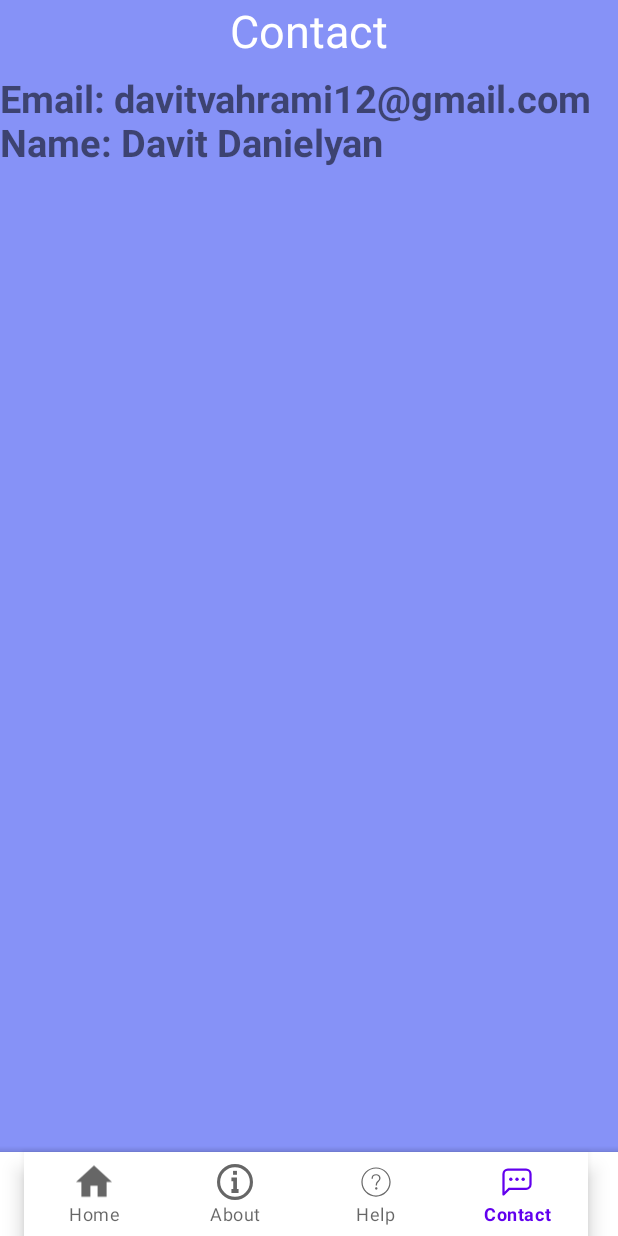
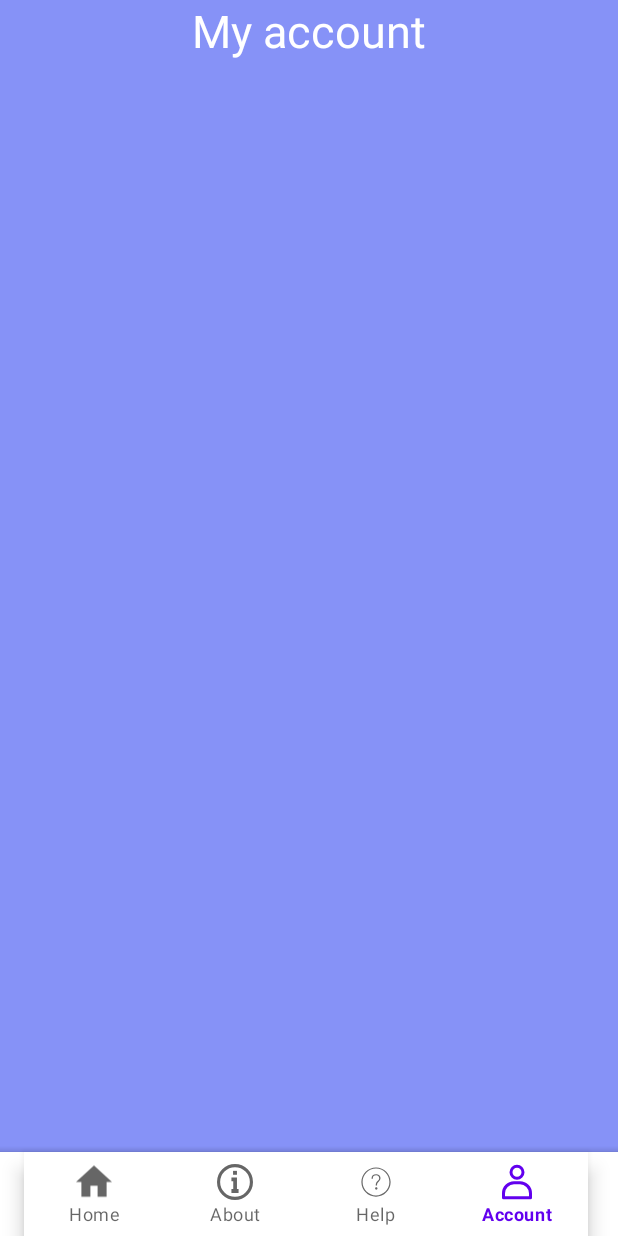
Before and after one commit to DavitDanielyann/HelpDrivers, an Android app: the MainActivity screen opened directly, with no data from a screen before it, item 4 of the bottom bar chosen, on a phone screen of 412 x 824 dp. Run offline under Robolectric (Android 15) with nearby library versions, the light colour scheme and no system bars.

Commit message:
Regular commit

```diff
--- /dev/null
+++ b/app/src/main/res/drawable/account.xml
@@ -0,0 +1,12 @@
+<vector xmlns:android="http://schemas.android.com/apk/res/android"
+    android:width="48dp"
+    android:height="48dp"
+    android:viewportWidth="48"
+    android:viewportHeight="48">
+  <path
+      android:fillColor="#FF000000"
+      android:pathData="M24,21A10,10 0,1 1,34 11,10 10,0 0,1 24,21ZM24,5a6,6 0,1 0,6 6A6,6 0,0 0,24 5Z"/>
+  <path
+      android:fillColor="#FF000000"
+      android:pathData="M42,47H6a2,2 0,0 1,-2 -2V39A16,16 0,0 1,20 23h8A16,16 0,0 1,44 39v6A2,2 0,0 1,42 47ZM8,43H40V39A12,12 0,0 0,28 27H20A12,12 0,0 0,8 39Z"/>
+</vector>
--- a/app/src/main/res/layout/fragment_contact.xml
+++ b/app/src/main/res/layout/fragment_contact.xml
@@ -10,17 +10,10 @@
     <TextView
         android:layout_width="match_parent"
         android:layout_height="wrap_content"
-        android:text="Contact"
+        android:text="My account"
         android:gravity="center"
         android:textSize="30sp"
         android:textColor="@color/white"/>
-    <TextView
-        android:layout_width="match_parent"
-        android:layout_height="wrap_content"
-        android:paddingTop="48dp"
-        android:text="Email: davitvahrami12@gmail.com
-                        Name: Davit Danielyan"
-        android:textSize="25dp"
-        android:textStyle="bold"/>
+
 
 </FrameLayout>
--- a/app/src/main/res/menu/bottom_menu.xml
+++ b/app/src/main/res/menu/bottom_menu.xml
@@ -14,6 +14,6 @@
         android:icon="@drawable/help"/>
     <item
         android:id="@+id/contact"
-        android:title="Contact"
-        android:icon="@drawable/contact"/>
+        android:title="Account"
+        android:icon="@drawable/account"/>
 </menu>
```
Also changed, not shown: app/src/main/java/ru/samsung/myapp/LoginActivity.java (line endings or trailing spaces).
